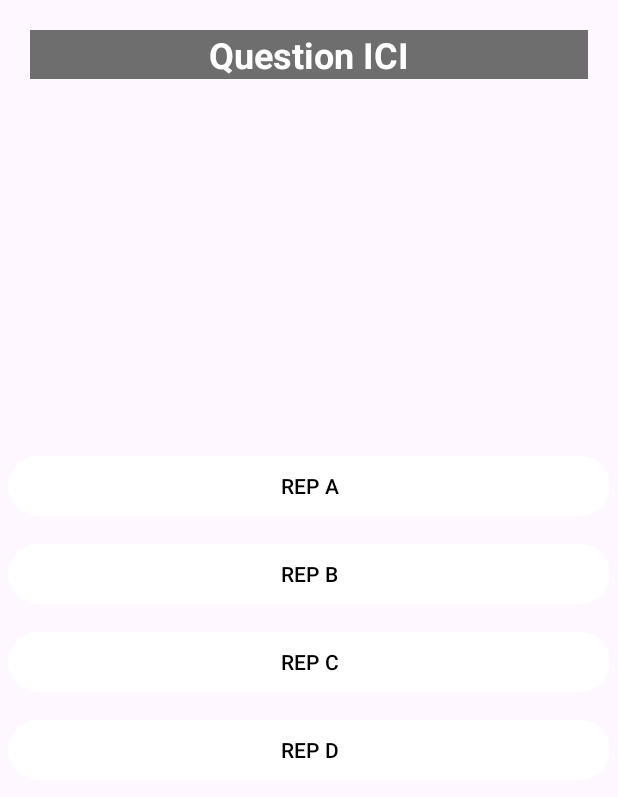
After one commit to Alexis-42/HasteQuest, an Android app: the layout quizz.xml on its own in the app's theme, with its tools: preview values and no code run, on a phone screen of 412 x 824 dp. The commit adds this screen. Shown: the top 797 px of the screen. Run offline under Robolectric (Android 15) with nearby library versions, the phone set to English and light mode, and no system bars.

Commit message:
Update View & ajout Quizz.java

```diff
--- a/app/src/main/java/com/jeu/hastequest/view/View.java
+++ b/app/src/main/java/com/jeu/hastequest/view/View.java
@@ -1,12 +1,13 @@
 package com.jeu.hastequest.view;
 
 import androidx.appcompat.app.AppCompatActivity;
+import androidx.fragment.app.Fragment;
 
 import com.jeu.hastequest.controller.Controller;
 
 
-public class View extends AppCompatActivity {
-    private View(){
+public class View extends Fragment {
+    protected View(){
         controller = Controller.getController(this);
     }
     Controller controller;
--- /dev/null
+++ b/app/src/main/java/com/jeu/hastequest/view/games/Quizz.java
@@ -0,0 +1,49 @@
+package com.jeu.hastequest.view.games;
+
+import android.os.Bundle;
+import android.view.LayoutInflater;
+import android.view.ViewGroup;
+
+import androidx.annotation.NonNull;
+import androidx.navigation.fragment.NavHostFragment;
+
+import com.jeu.hastequest.R;
+import com.jeu.hastequest.databinding.FragmentFirstBinding;
+import com.jeu.hastequest.view.View;
+
+public class Quizz extends View {
+    public Quizz(){
+        super();
+    }
+
+    private FragmentFirstBinding binding;
+
+    @Override
+    public android.view.View onCreateView(
+            LayoutInflater inflater, ViewGroup container,
+            Bundle savedInstanceState
+    ) {
+
+        binding = FragmentFirstBinding.inflate(inflater, container, false);
+        return binding.getRoot();
+
+    }
+
+    public void onViewCreated(@NonNull android.view.View view, Bundle savedInstanceState) {
+        super.onViewCreated(view, savedInstanceState);
+
+        binding.buttonFirst.setOnClickListener(new android.view.View.OnClickListener() {
+            @Override
+            public void onClick(android.view.View view) {
+                NavHostFragment.findNavController(Quizz.this)
+                        .navigate(R.id.action_FirstFragment_to_SecondFragment);
+            }
+        });
+    }
+
+    @Override
+    public void onDestroyView() {
+        super.onDestroyView();
+        binding = null;
+    }
+}
--- /dev/null
+++ b/app/src/main/res/layout/quizz.xml
@@ -0,0 +1,68 @@
+<?xml version="1.0" encoding="utf-8"?>
+<androidx.coordinatorlayout.widget.CoordinatorLayout xmlns:android="http://schemas.android.com/apk/res/android"
+    xmlns:tools="http://schemas.android.com/tools"
+    android:layout_width="match_parent"
+    android:layout_height="match_parent"
+    android:fitsSystemWindows="true"
+    tools:context=".view.games.Quizz">
+
+    <TextView
+        android:id="@+id/question"
+        android:layout_width="match_parent"
+        android:layout_height="wrap_content"
+        android:layout_margin="20dp"
+        android:background="#6E6E6E"
+        android:text="@string/question_ici"
+        android:textAlignment="center"
+        android:textColor="@color/white"
+        android:textSize="24sp"
+        android:textStyle="bold"/>
+
+    <LinearLayout
+        android:layout_width="match_parent"
+        android:layout_height="wrap_content"
+        android:id="@+id/choices_layout"
+        android:layout_gravity="center"
+        android:orientation="vertical">
+
+        <Button
+            android:layout_width="match_parent"
+            android:layout_height="wrap_content"
+            android:id="@+id/ansA"
+            android:layout_margin="5sp"
+            android:backgroundTint="@color/white"
+            android:text="@string/rep_a"
+            android:textColor="@color/black"/>
+
+        <Button
+            android:layout_width="match_parent"
+            android:layout_height="wrap_content"
+            android:id="@+id/ansB"
+            android:layout_margin="5sp"
+            android:backgroundTint="@color/white"
+            android:text="@string/rep_b"
+            android:textColor="@color/black"/>
+
+        <Button
+            android:layout_width="match_parent"
+            android:layout_height="wrap_content"
+            android:id="@+id/ansC"
+            android:layout_margin="5sp"
+            android:backgroundTint="@color/white"
+            android:text="@string/rep_c"
+            android:textColor="@color/black"/>
+
+
+        <Button
+            android:layout_width="match_parent"
+            android:layout_height="wrap_content"
+            android:id="@+id/ansD"
+            android:layout_margin="5sp"
+            android:backgroundTint="@color/white"
+            android:text="@string/rep_d"
+            android:textColor="@color/black"/>
+
+
+    </LinearLayout>
+
+</androidx.coordinatorlayout.widget.CoordinatorLayout>
--- a/app/src/main/res/values/strings.xml
+++ b/app/src/main/res/values/strings.xml
@@ -43,4 +43,10 @@
         libero vel nunc consequat, quis tincidunt nisl eleifend. Cras bibendum enim a justo luctus
         vestibulum. Fusce dictum libero quis erat maximus, vitae volutpat diam dignissim.
     </string>
+    <string name="quizz">Quizz</string>
+    <string name="question_ici">Question ICI</string>
+    <string name="rep_a">REP A</string>
+    <string name="rep_b">REP B</string>
+    <string name="rep_d">REP D</string>
+    <string name="rep_c">REP C</string>
 </resources>
```
